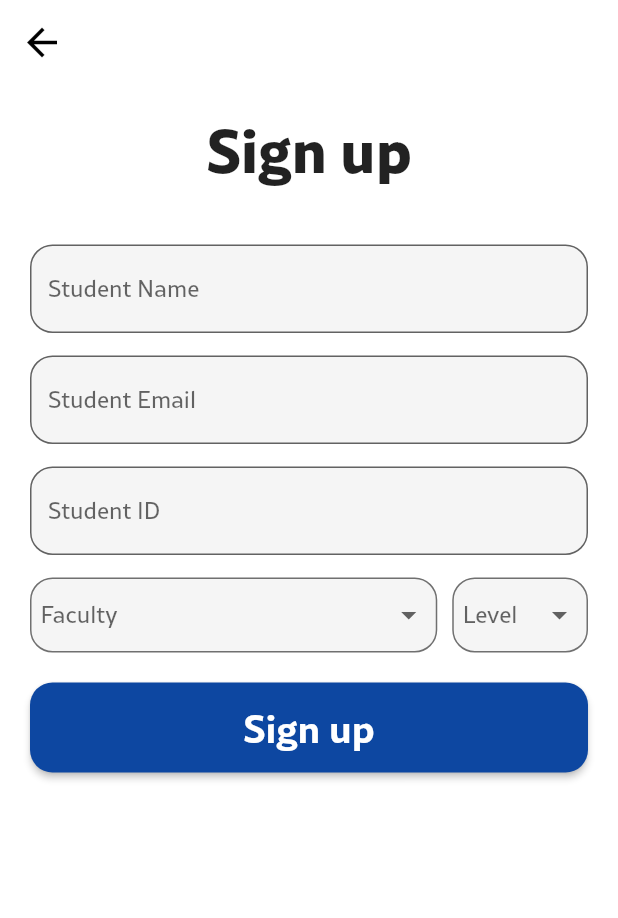
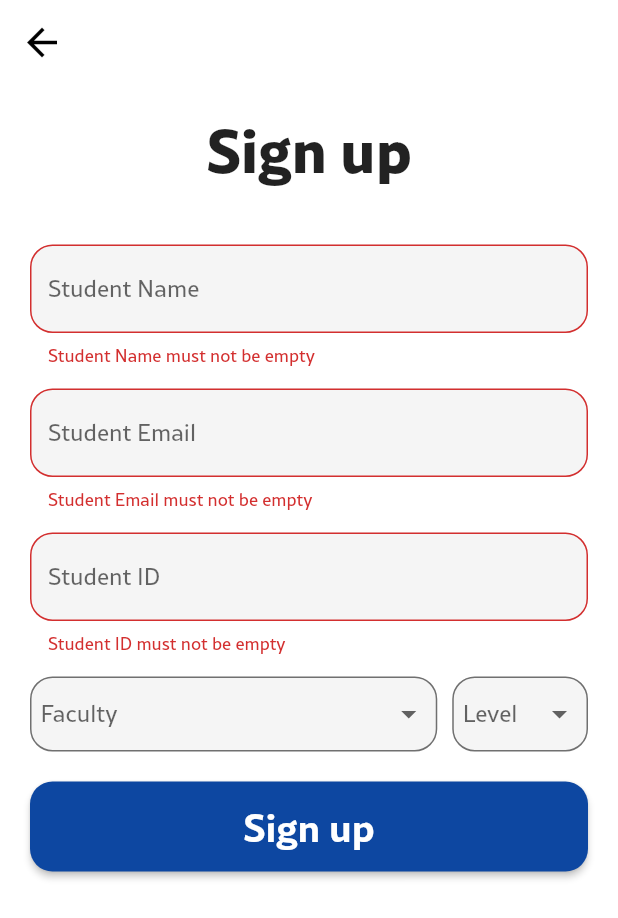
Before and after one commit to Mo7medSla7/attendance_tracker, a Flutter app: the SignUpScreen screen opened directly, after a tap on "Sign up", on a phone screen of 412 x 824 dp. Shown: the top 918 px of the screen. Run offline on Flutter 3.47's test engine with Material 2 defaults, Android fonts, the light colour scheme and no system bars; our stand-ins replace dio, flutter_svg, smooth_page_indicator; network calls fail.

Commit message:
koko commit

```diff
--- a/lib/modules/login_screen/login_screen.dart
+++ b/lib/modules/login_screen/login_screen.dart
@@ -7,7 +7,7 @@ class LoginScreen extends StatelessWidget {
 
   var emailController = TextEditingController();
   var idController = TextEditingController();
-
+  var formKey = GlobalKey<FormState>();
   @override
   Widget build(BuildContext context) {
     return Scaffold(
@@ -20,6 +20,8 @@ class LoginScreen extends StatelessWidget {
         child: Container(
           margin: const EdgeInsets.all(20),
           width: double.infinity,
+          child: Form(
+            key: formKey,
             child: Column(
               crossAxisAlignment: CrossAxisAlignment.center,
               children: [
@@ -30,18 +32,27 @@ class LoginScreen extends StatelessWidget {
                 const HeaderTitle(title: 'LOGIN'),
                 const SizedBox(height: 40),
                 DefaultFormField(
-                tintText: 'Student Email',
+                  hintText: 'Student Email',
                   controller: emailController,
+                  errorMessage: 'Student Email',
                 ),
                 const SizedBox(height: 15),
                 DefaultFormField(
-                tintText: 'Student ID',
+                  hintText: 'Student ID',
                   controller: idController,
+                  errorMessage: 'Student ID',
                 ),
                 const SizedBox(height: 20),
                 FullWidthElevatedButton(
                   text: 'Login',
-                onTap: () {},
+                  onTap: ()
+                  {
+                     if(formKey.currentState!.validate())
+                       {
+                         print(emailController.text);
+                         print(idController.text);
+                       }
+                  },
                 ),
                 const SizedBox(height: 20),
                 buildLoginDivider(),
@@ -67,6 +78,7 @@ class LoginScreen extends StatelessWidget {
                   ],
                 )
               ],
+            ),
           ),
         ),
       ),
--- a/lib/modules/sign_up_screen/sign_up_screen.dart
+++ b/lib/modules/sign_up_screen/sign_up_screen.dart
@@ -9,7 +9,6 @@ class SignUpScreen extends StatefulWidget {
   @override
   State<SignUpScreen> createState() => _SignUpScreenState();
 }
-
 class _SignUpScreenState extends State<SignUpScreen> {
   List<String> faculties = [
     'Faculty of medicine',
@@ -33,6 +32,7 @@ class _SignUpScreenState extends State<SignUpScreen> {
   var nameController = TextEditingController();
   var emailController = TextEditingController();
   var idController = TextEditingController();
+  var formKey = GlobalKey<FormState>();
 
   @override
   Widget build(BuildContext context) {
@@ -47,23 +47,28 @@ class _SignUpScreenState extends State<SignUpScreen> {
         child: Container(
           width: double.infinity,
           margin: const EdgeInsets.all(20),
+          child: Form(
+            key: formKey,
             child: Column(
               children: [
                 const HeaderTitle(title: 'Sign up'),
                 const SizedBox(height: 40),
                 DefaultFormField(
-                tintText: 'Student Name',
+                  hintText: 'Student Name',
                   controller: nameController,
+                  errorMessage: 'Student Name',
                 ),
                 const SizedBox(height: 15),
                 DefaultFormField(
-                tintText: 'Student Email',
+                  hintText: 'Student Email',
                   controller: emailController,
+                  errorMessage: 'Student Email',
                 ),
                 const SizedBox(height: 15),
                 DefaultFormField(
-                tintText: 'Student ID',
+                  hintText: 'Student ID',
                   controller: idController,
+                  errorMessage: 'Student ID',
                 ),
                 const SizedBox(height: 15),
                 buildDropDownMenus(),
@@ -75,6 +80,7 @@ class _SignUpScreenState extends State<SignUpScreen> {
                   },
                 )
               ],
+            ),
           ),
         ),
       ),
@@ -166,7 +172,7 @@ class _SignUpScreenState extends State<SignUpScreen> {
       );
 
   void signUp() async {
-    var student = StudentModel(
+    /*var student = StudentModel(
       name: nameController.text,
       email: emailController.text,
       studentId: num.parse(idController.text),
@@ -176,6 +182,12 @@ class _SignUpScreenState extends State<SignUpScreen> {
       semester: 'one',
     ).toMap();
     Response response = await DioHelper.putData(url: SIGN_UP, data: student);
-    print(response.data);
+    print(response.data);*/
+    if(formKey.currentState!.validate())
+    {
+      print(nameController.text);
+      print(emailController.text);
+      print(idController.text);
     }
   }
+}
--- a/lib/shared/component.dart
+++ b/lib/shared/component.dart
@@ -1,12 +1,11 @@
 import 'package:flutter/material.dart';
 
 class DefaultFormField extends StatelessWidget {
-  final String tintText;
+  final String hintText;
   final TextEditingController controller;
-
-  const DefaultFormField(
-      {super.key, required this.tintText, required this.controller});
-
+  String? errorMessage ;
+   DefaultFormField(
+      {super.key, required this.hintText, required this.controller,this.errorMessage});
   @override
   Widget build(BuildContext context) {
     return TextFormField(
@@ -16,9 +15,17 @@ class DefaultFormField extends StatelessWidget {
         ),
         fillColor: Colors.grey[100],
         filled: true,
-        hintText: tintText,
+        hintText: hintText,
       ),
       controller: controller,
+      validator: ( value)
+      {
+        if (value!.isEmpty)
+          {
+              return "$errorMessage must not be empty ";
+          }
+        return null;
+      },
     );
   }
 }
```
Lines whose indentation alone changed are shown as unchanged.
